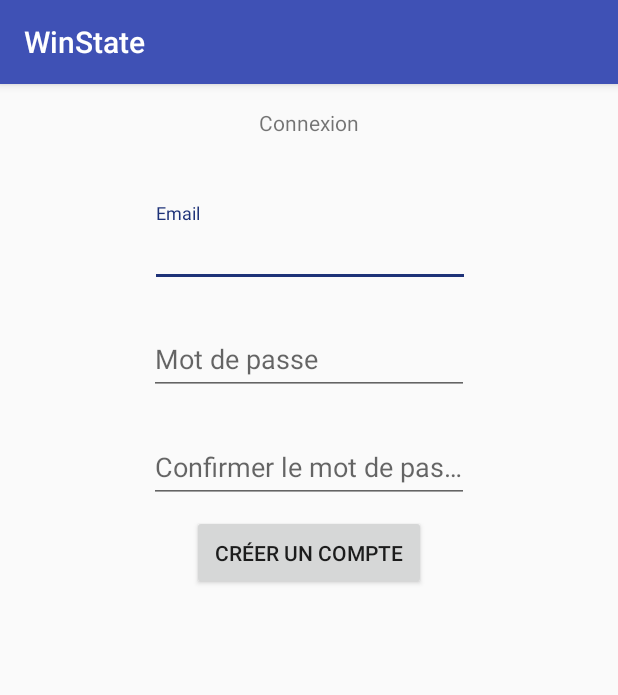
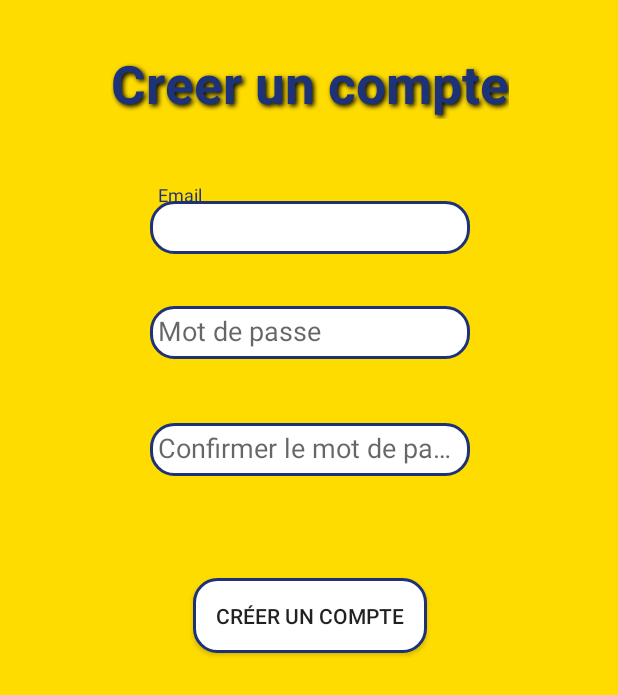
Before and after one commit to KekeTSC/Winckathon, an Android app: the CreateAccountActivity screen opened directly, with no data from a screen before it, on a phone screen of 412 x 824 dp. Shown: the top 695 px of the screen. Run offline under Robolectric (Android 15) with nearby library versions, the phone set to English and light mode, and no system bars; our stand-ins replace Firebase (no records; nobody signed in at launch, a user with empty details on screens opened directly).

Commit message:
design page creation de compt

```diff
--- a/app/src/main/AndroidManifest.xml
+++ b/app/src/main/AndroidManifest.xml
@@ -25,7 +25,7 @@
             android:value="face" />
 
         <activity
-            android:name=".UI.ConnectionActivity"
+            android:name=".UI.FaceTrackerActivity"
             android:noHistory="true"
             android:theme="@style/AppTheme.NoActionBar"/>
         <activity
@@ -34,7 +34,8 @@
             android:theme="@style/AppTheme.NoActionBar" />
         <activity
             android:name=".UI.CreateAccountActivity"
-            android:noHistory="true" />
+            android:noHistory="true"
+            android:theme="@style/AppTheme.NoActionBar"/>
         <activity
             android:name=".UI.ResetPassword"
             android:label="@string/app_name"
@@ -44,7 +45,7 @@
             android:name="com.theartofdev.edmodo.cropper.CropImageActivity"
             android:theme="@style/Base.Theme.AppCompat" />
         <activity
-            android:name=".UI.FaceTrackerActivity"
+            android:name=".UI.ConnectionActivity"
             android:noHistory="true"
             android:theme="@style/AppTheme.NoActionBar">
             <intent-filter>
--- a/app/src/main/res/layout/activity_create_account.xml
+++ b/app/src/main/res/layout/activity_create_account.xml
@@ -2,90 +2,114 @@
 <android.support.constraint.ConstraintLayout xmlns:android="http://schemas.android.com/apk/res/android"
     xmlns:app="http://schemas.android.com/apk/res-auto"
     xmlns:tools="http://schemas.android.com/tools"
+    android:background="#ffdc00"
     android:layout_width="match_parent"
     android:layout_height="match_parent"
     tools:context="fr.wildcodeschool.kelian.winstate.UI.CreateAccountActivity">
 
     <TextView
-        android:id="@+id/login_title"
+
+        android:id="@+id/textView"
         android:layout_width="wrap_content"
         android:layout_height="wrap_content"
-        android:layout_marginEnd="8dp"
-        android:layout_marginStart="8dp"
-        android:layout_marginTop="16dp"
-        android:text="@string/login_title"
+        android:layout_marginTop="32dp"
+        android:shadowColor="@color/black"
+        android:shadowDx="2"
+        android:shadowDy="2"
+        android:shadowRadius="4"
+        android:text="Creer un compte"
+        android:textColor="#1e3278"
+        android:textSize="35sp"
+        android:textStyle="bold"
         app:layout_constraintEnd_toEndOf="parent"
+        app:layout_constraintHorizontal_bias="0.504"
+        app:layout_constraintLeft_toLeftOf="parent"
+        app:layout_constraintRight_toRightOf="parent"
         app:layout_constraintStart_toStartOf="parent"
-        app:layout_constraintTop_toTopOf="parent"/>
+        app:layout_constraintTop_toTopOf="parent" />
 
     <android.support.design.widget.TextInputLayout
         android:id="@+id/input_email_label"
         android:layout_width="wrap_content"
         android:layout_height="wrap_content"
-        android:layout_marginEnd="8dp"
-        android:layout_marginStart="8dp"
         android:layout_marginTop="44dp"
         app:layout_constraintEnd_toEndOf="parent"
-        app:layout_constraintHorizontal_bias="0.503"
+        app:layout_constraintHorizontal_bias="0.502"
+        app:layout_constraintLeft_toLeftOf="parent"
+        app:layout_constraintRight_toRightOf="parent"
         app:layout_constraintStart_toStartOf="parent"
-        app:layout_constraintTop_toBottomOf="@+id/login_title">
+        app:layout_constraintTop_toBottomOf="@+id/textView">
 
         <EditText
             android:id="@+id/input_email"
             android:layout_width="wrap_content"
             android:layout_height="wrap_content"
+            android:background="@drawable/rounded_button_yellow"
             android:ems="10"
             android:hint="@string/login_user_email"
-            android:inputType="textEmailAddress" />
+            android:inputType="textEmailAddress"
+            android:padding="5dp" />
     </android.support.design.widget.TextInputLayout>
 
     <android.support.design.widget.TextInputLayout
         android:id="@+id/input_password_label"
         android:layout_width="wrap_content"
-        android:layout_height="wrap_content"
-        android:layout_marginEnd="8dp"
-        android:layout_marginStart="8dp"
-        android:layout_marginTop="16dp"
+        android:layout_height="0dp"
+        android:layout_marginTop="24dp"
         app:layout_constraintEnd_toEndOf="parent"
+        app:layout_constraintHorizontal_bias="0.502"
+        app:layout_constraintLeft_toLeftOf="parent"
+        app:layout_constraintRight_toRightOf="parent"
         app:layout_constraintStart_toStartOf="parent"
         app:layout_constraintTop_toBottomOf="@+id/input_email_label">
+
         <EditText
             android:id="@+id/input_password"
             android:layout_width="wrap_content"
             android:layout_height="wrap_content"
+            android:background="@drawable/rounded_button_yellow"
             android:ems="10"
             android:hint="@string/password"
-            android:inputType="textPassword"/>
+            android:inputType="textPassword"
+            android:padding="5dp" />
     </android.support.design.widget.TextInputLayout>
 
     <android.support.design.widget.TextInputLayout
         android:id="@+id/input_password_confirmation_label"
         android:layout_width="wrap_content"
         android:layout_height="wrap_content"
-        android:layout_marginEnd="8dp"
-        android:layout_marginStart="8dp"
-        android:layout_marginTop="16dp"
+        android:layout_marginTop="32dp"
         app:layout_constraintEnd_toEndOf="parent"
+        app:layout_constraintHorizontal_bias="0.502"
+        app:layout_constraintLeft_toLeftOf="parent"
+        app:layout_constraintRight_toRightOf="parent"
         app:layout_constraintStart_toStartOf="parent"
         app:layout_constraintTop_toBottomOf="@+id/input_password_label">
+
         <EditText
             android:id="@+id/input_password_confirmation"
             android:layout_width="wrap_content"
             android:layout_height="wrap_content"
+            android:background="@drawable/rounded_button_yellow"
             android:ems="10"
             android:hint="@string/confirm_password"
-            android:inputType="textPassword"/>
+            android:inputType="textPassword"
+            android:padding="5dp" />
     </android.support.design.widget.TextInputLayout>
 
     <Button
         android:id="@+id/button_create_account"
         android:layout_width="wrap_content"
         android:layout_height="wrap_content"
-        android:layout_marginTop="8dp"
+        android:layout_marginTop="68dp"
+        android:background="@drawable/rounded_button_yellow"
         android:padding="15dp"
+
         android:text="@string/create_account"
         app:layout_constraintEnd_toEndOf="parent"
-        app:layout_constraintHorizontal_bias="0.5"
+        app:layout_constraintHorizontal_bias="0.502"
+        app:layout_constraintLeft_toLeftOf="parent"
+        app:layout_constraintRight_toRightOf="parent"
         app:layout_constraintStart_toStartOf="parent"
         app:layout_constraintTop_toBottomOf="@+id/input_password_confirmation_label" />
 
```
